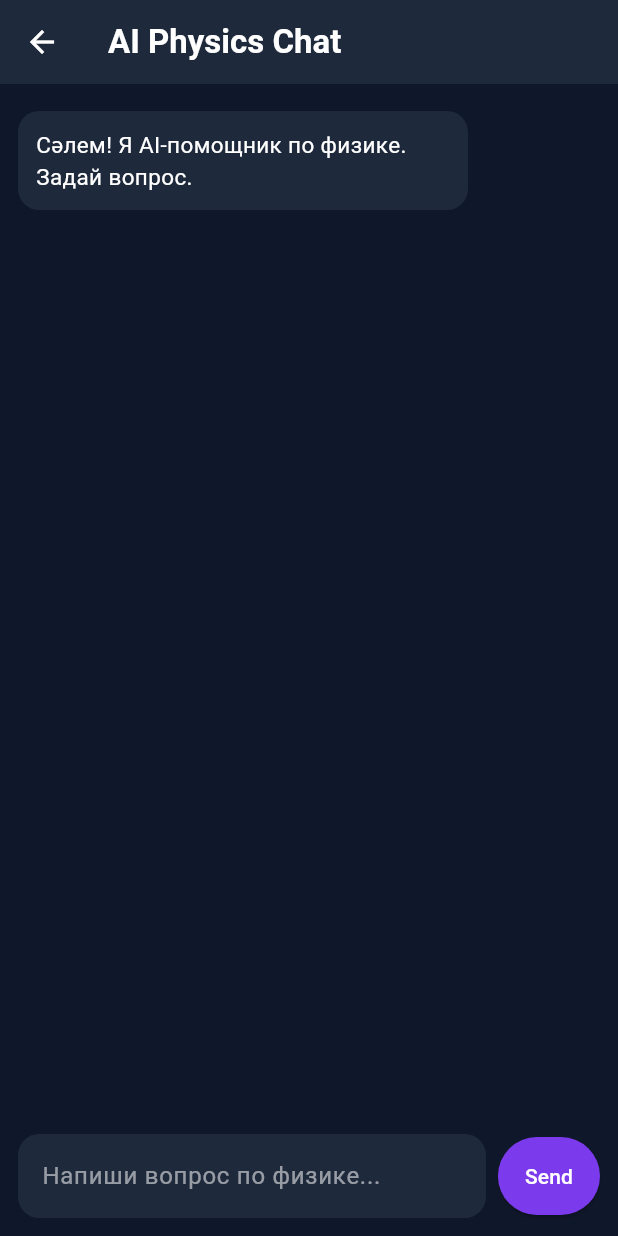
After one commit to flatterzangar-code/interactive-physics-lab, a Flutter app: the AiChatPage screen opened directly, after a tap on "Send", on a phone screen of 412 x 824 dp. The commit adds this screen. Run offline on Flutter 3.47's test engine with Material 3 defaults, Android fonts, the phone set to English and light mode, and no system bars; our stand-ins replace webview_flutter; missing offline and left inert: webview_flutter_android.

Commit message:
Update UI, atom simulation, add AI chat page

```diff
--- /dev/null
+++ b/lib/ai_chat_page.dart
@@ -0,0 +1,174 @@
+import 'dart:convert';
+import 'package:flutter/material.dart';
+import 'package:http/http.dart' as http;
+
+class AiChatPage extends StatefulWidget {
+  const AiChatPage({super.key});
+
+  @override
+  State<AiChatPage> createState() => _AiChatPageState();
+}
+
+class _AiChatPageState extends State<AiChatPage> {
+  final TextEditingController _controller = TextEditingController();
+  final ScrollController _scrollController = ScrollController();
+
+  final List<Map<String, String>> _messages = [
+    {
+      "role": "assistant",
+      "text": "Сәлем! Я AI-помощник по физике. Задай вопрос."
+    }
+  ];
+
+  bool _isLoading = false;
+
+  Future<void> _sendMessage() async {
+    final text = _controller.text.trim();
+    if (text.isEmpty || _isLoading) return;
+
+    setState(() {
+      _messages.add({"role": "user", "text": text});
+      _isLoading = true;
+    });
+
+    _controller.clear();
+    _scrollToBottom();
+
+    try {
+      final response = await http.post(
+        Uri.parse("http://10.0.2.2:3000/chat"),
+        headers: {"Content-Type": "application/json"},
+        body: jsonEncode({
+          "message": text,
+          "system":
+          "Ты помощник по физике для школьников Казахстана. Объясняй простыми словами, кратко и понятно. Если нужно, показывай формулы и примеры."
+        }),
+      );
+
+      final data = jsonDecode(response.body);
+
+      setState(() {
+        _messages.add({
+          "role": "assistant",
+          "text": data["reply"] ?? "Ошибка ответа сервера"
+        });
+      });
+    } catch (e) {
+      setState(() {
+        _messages.add({
+          "role": "assistant",
+          "text": "Ошибка подключения: $e"
+        });
+      });
+    } finally {
+      setState(() {
+        _isLoading = false;
+      });
+      _scrollToBottom();
+    }
+  }
+
+  void _scrollToBottom() {
+    WidgetsBinding.instance.addPostFrameCallback((_) {
+      if (_scrollController.hasClients) {
+        _scrollController.animateTo(
+          _scrollController.position.maxScrollExtent + 100,
+          duration: const Duration(milliseconds: 300),
+          curve: Curves.easeOut,
+        );
+      }
+    });
+  }
+
+  Widget _buildMessage(Map<String, String> msg) {
+    final isUser = msg["role"] == "user";
+
+    return Align(
+      alignment: isUser ? Alignment.centerRight : Alignment.centerLeft,
+      child: Container(
+        margin: const EdgeInsets.symmetric(vertical: 6),
+        padding: const EdgeInsets.all(12),
+        constraints: const BoxConstraints(maxWidth: 300),
+        decoration: BoxDecoration(
+          color: isUser ? const Color(0xFF2563EB) : const Color(0xFF1E293B),
+          borderRadius: BorderRadius.circular(14),
+        ),
+        child: Text(
+          msg["text"] ?? "",
+          style: const TextStyle(color: Colors.white, fontSize: 15),
+        ),
+      ),
+    );
+  }
+
+  @override
+  Widget build(BuildContext context) {
+    return Scaffold(
+      backgroundColor: const Color(0xFF0F172A),
+      appBar: AppBar(
+        title: const Text(
+          "AI Physics Chat",
+          style: TextStyle(fontWeight: FontWeight.bold, color: Colors.white),
+        ),
+        backgroundColor: const Color(0xFF1E293B),
+        iconTheme: const IconThemeData(color: Colors.white),
+      ),
+      body: Column(
+        children: [
+          Expanded(
+            child: ListView.builder(
+              controller: _scrollController,
+              padding: const EdgeInsets.all(12),
+              itemCount: _messages.length,
+              itemBuilder: (context, index) => _buildMessage(_messages[index]),
+            ),
+          ),
+          if (_isLoading)
+            const Padding(
+              padding: EdgeInsets.only(bottom: 8),
+              child: CircularProgressIndicator(),
+            ),
+          Padding(
+            padding: const EdgeInsets.fromLTRB(12, 0, 12, 12),
+            child: Row(
+              children: [
+                Expanded(
+                  child: TextField(
+                    controller: _controller,
+                    style: const TextStyle(color: Colors.white),
+                    decoration: InputDecoration(
+                      hintText: "Напиши вопрос по физике...",
+                      hintStyle: const TextStyle(color: Colors.white54),
+                      filled: true,
+                      fillColor: const Color(0xFF1E293B),
+                      border: OutlineInputBorder(
+                        borderRadius: BorderRadius.circular(14),
+                        borderSide: BorderSide.none,
+                      ),
+                    ),
+                    onSubmitted: (_) => _sendMessage(),
+                  ),
+                ),
+                const SizedBox(width: 8),
+                ElevatedButton(
+                  onPressed: _sendMessage,
+                  style: ElevatedButton.styleFrom(
+                    backgroundColor: const Color(0xFF7C3AED),
+                    padding: const EdgeInsets.symmetric(
+                      horizontal: 18,
+                      vertical: 16,
+                    ),
+                  ),
+                  child: const Text(
+                    "Send",
+                    style: TextStyle(color: Colors.white),
+                  ),
+                )
+              ],
+            ),
+          ),
+        ],
+      ),
+    );
+  }
+}
--- a/pubspec.yaml
+++ b/pubspec.yaml
@@ -46,6 +46,9 @@ dev_dependencies:
   # package. See that file for information about deactivating specific lint
   # rules and activating additional ones.
   flutter_lints: ^6.0.0
+  cupertino_icons: ^1.0.8
+  webview_flutter: ^4.13.1
+  http: ^1.2.2
 
 # For information on the generic Dart part of this file, see the
 # following page: https://dart.dev/tools/pub/pubspec
```
Also changed, not shown: lib/main.dart (+46 -16 lines), pubspec.lock, 2 other files.
